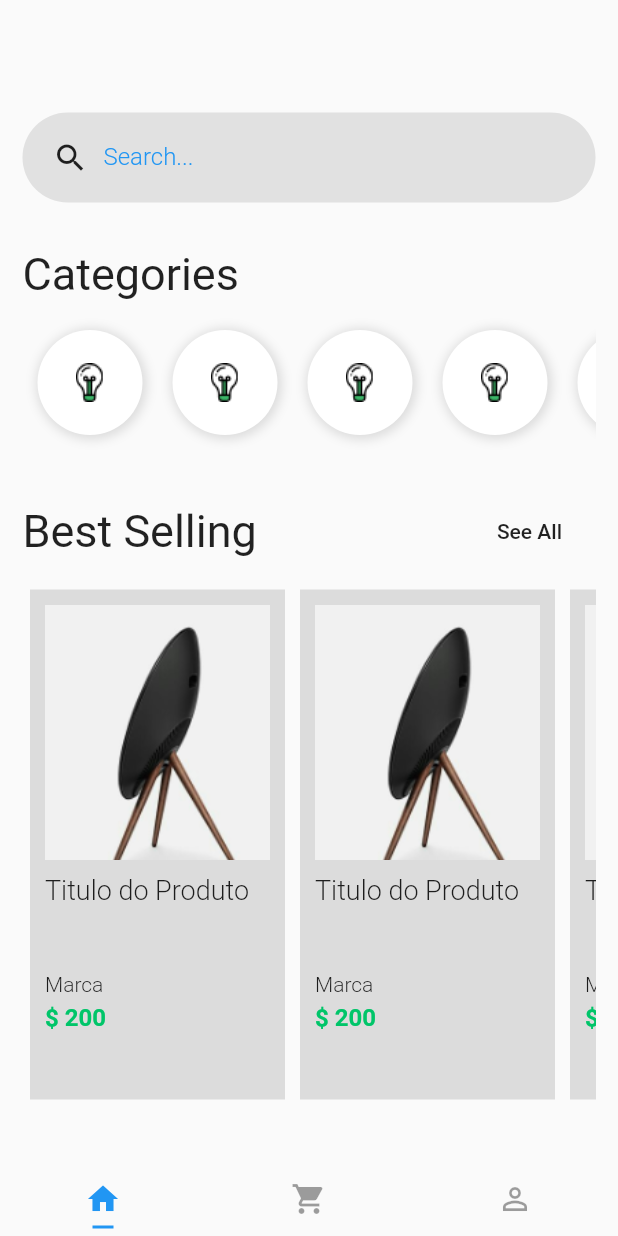
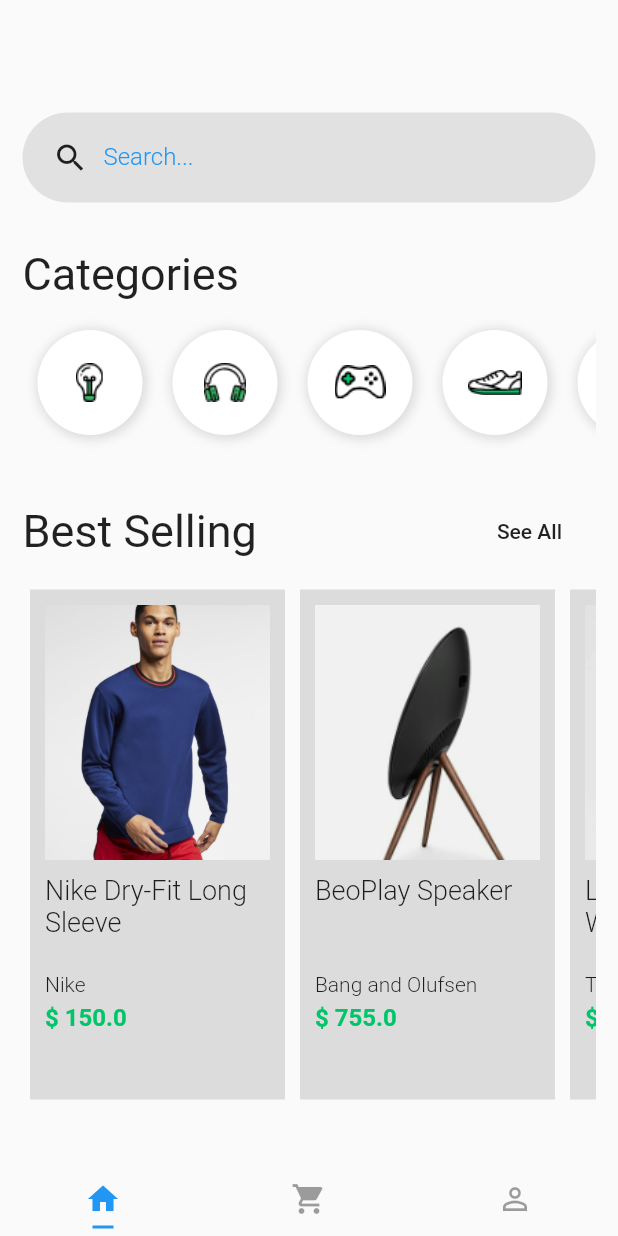
Before and after one commit to wandealves/Flutter_eshop_layout, a Flutter app: the screen it shows after launch, on a phone screen of 412 x 824 dp. Run offline on Flutter 3.47's test engine with Material 2 defaults, Android fonts, the phone set to English and light mode, and no system bars.

Commit message:
Criação do widget para divisão de responsabilidades

```diff
--- a/eshop/lib/pages/home.page.dart
+++ b/eshop/lib/pages/home.page.dart
@@ -1,5 +1,8 @@
-import 'package:eshop/pages/product.page.dart';
 import 'package:flutter/material.dart';
+
+import 'package:eshop/widgets/search-box.widget.dart';
+import 'package:eshop/widgets/category/category-list.widget.dart';
+import 'package:eshop/widgets/product/product-list.widget.dart';
 
 class HomePage extends StatelessWidget {
   @override
@@ -16,7 +19,7 @@
                   SizedBox(
                     height: 60,
                   ),
-                  search(),
+                  SerachBox(),
                   SizedBox(
                     height: 30,
                   ),
@@ -31,7 +34,7 @@
                   ),
                   Container(
                     height: 90,
-                    child: categoryList(),
+                    child: CategoryList(),
                   ),
                   SizedBox(
                     height: 30,
@@ -56,7 +59,7 @@
                   ),
                   Container(
                     height: 350,
-                    child: productList(context),
+                    child: ProductList(),
                   ),
                 ],
               ),
@@ -67,171 +70,3 @@
     );
   }
 }
-
-Widget search() {
-  return Container(
-    height: 60,
-    padding: EdgeInsets.only(
-      left: 20,
-    ),
-    decoration: BoxDecoration(
-      color: Color.fromRGBO(0, 0, 0, 0.1),
-      borderRadius: BorderRadius.all(
-        Radius.circular(128),
-      ),
-    ),
-    child: Row(
-      mainAxisAlignment: MainAxisAlignment.start,
-      children: <Widget>[
-        Icon(Icons.search),
-        Container(
-          width: 300,
-          padding: EdgeInsets.only(
-            left: 10,
-          ),
-          child: TextFormField(
-            keyboardType: TextInputType.text,
-            decoration: InputDecoration(
-              border: InputBorder.none,
-              labelText: "Search...",
-              labelStyle: TextStyle(
-                color: Colors.blue,
-                fontWeight: FontWeight.w300,
-                fontSize: 16,
-              ),
-            ),
-            style: TextStyle(
-              fontSize: 20,
-              color: Colors.blue,
-            ),
-          ),
-        ),
-      ],
-    ),
-  );
-}
-
-Widget categoryList() {
-  return Container(
-    child: ListView(
-      scrollDirection: Axis.horizontal,
-      children: <Widget>[
-        categoryItem(),
-        categoryItem(),
-        categoryItem(),
-        categoryItem(),
-        categoryItem(),
-        categoryItem(),
-        categoryItem(),
-        categoryItem(),
-        categoryItem(),
-        categoryItem(),
-      ],
-    ),
-  );
-}
-
-Widget categoryItem() {
-  return Container(
-    width: 70,
-    height: 70,
-    margin: EdgeInsets.all(10),
-    padding: EdgeInsets.all(10),
-    decoration: BoxDecoration(
-      color: Colors.white,
-      boxShadow: [
-        new BoxShadow(
-          color: Colors.black12,
-          offset: new Offset(1, 1),
-          blurRadius: 5,
-          spreadRadius: 2,
-        ),
-      ],
-      borderRadius: BorderRadius.all(
-        Radius.circular(64),
-      ),
-    ),
-    child: Image.asset("assets/Icon_Devices.png"),
-  );
-}
-
-Widget productList(BuildContext context) {
-  return Container(
-    height: double.infinity,
-    child: ListView(
-      scrollDirection: Axis.horizontal,
-      children: <Widget>[
-        productItem(context),
-        productItem(context),
-        productItem(context),
-        productItem(context),
-        productItem(context),
-        productItem(context),
-      ],
-    ),
-  );
-}
-
-Widget productItem(BuildContext context) {
-  return Container(
-    padding: EdgeInsets.all(10),
-    margin: EdgeInsets.all(5),
-    width: 170,
-    color: Colors.black12,
-    child: Column(
-      crossAxisAlignment: CrossAxisAlignment.start,
-      children: <Widget>[
-        GestureDetector(
-          onTap: () {
-            Navigator.push(
-              context,
-              MaterialPageRoute(
-                builder: (context) => ProductPage(),
-              ),
-            );
-          },
-          child: Image.asset(
-            "assets/product-1.png",
-            width: 170,
-            height: 170,
-            fit: BoxFit.cover,
-          ),
-        ),
-        SizedBox(
-          height: 10,
-        ),
-        Container(
-          height: 60,
-          child: Text(
-            "Titulo do Produto",
-            style: TextStyle(
-              fontSize: 18,
-              fontWeight: FontWeight.w300,
-            ),
-          ),
-        ),
-        SizedBox(
-          height: 5,
-        ),
-        Text(
-          "Marca",
-          style: TextStyle(
-            fontSize: 14,
-            fontWeight: FontWeight.w300,
-          ),
-        ),
-        SizedBox(
-          height: 5,
-        ),
-        Text(
-          "\$ 200",
-          style: TextStyle(
-            fontSize: 16,
-            fontWeight: FontWeight.bold,
-            color: Color(0xFF00C569),
-          ),
-        )
-      ],
-    ),
-  );
-}
--- a/eshop/lib/pages/product.page.dart
+++ b/eshop/lib/pages/product.page.dart
@@ -1,6 +1,18 @@
 import 'package:flutter/material.dart';
 
 class ProductPage extends StatelessWidget {
+  final String image;
+  final String title;
+  final String description;
+  final double price;
+
+  const ProductPage({
+    @required this.image,
+    @required this.title,
+    @required this.description,
+    @required this.price,
+  });
+
   @override
   Widget build(BuildContext context) {
     return Scaffold(
@@ -16,7 +28,7 @@
               flexibleSpace: FlexibleSpaceBar(
                 centerTitle: true,
                 background: Image.asset(
-                  "assets/product-10.png",
+                  image,
                   width: double.infinity,
                   fit: BoxFit.fitHeight,
                 ),
@@ -33,7 +45,7 @@
                 right: 10,
               ),
               child: Text(
-                "Dry Fit Long Sleeve",
+                title,
                 style: TextStyle(
                   fontSize: 26,
                   fontWeight: FontWeight.bold,
@@ -43,7 +55,7 @@
             Padding(
               padding: EdgeInsets.all(10),
               child: Text(
-                "By Nike",
+                description,
               ),
             ),
             Padding(
--- /dev/null
+++ b/eshop/lib/widgets/category/category-item.widget.dart
@@ -0,0 +1,32 @@
+import 'package:flutter/material.dart';
+
+class CategoryItem extends StatelessWidget {
+  final String image;
+
+  const CategoryItem({@required this.image});
+
+  @override
+  Widget build(BuildContext context) {
+    return Container(
+      width: 70,
+      height: 70,
+      margin: EdgeInsets.all(10),
+      padding: EdgeInsets.all(10),
+      decoration: BoxDecoration(
+        color: Colors.white,
+        boxShadow: [
+          new BoxShadow(
+            color: Colors.black12,
+            offset: new Offset(1, 1),
+            blurRadius: 5,
+            spreadRadius: 2,
+          ),
+        ],
+        borderRadius: BorderRadius.all(
+          Radius.circular(64),
+        ),
+      ),
+      child: Image.asset(image),
+    );
+  }
+}
--- /dev/null
+++ b/eshop/lib/widgets/category/category-list.widget.dart
@@ -0,0 +1,31 @@
+import 'package:flutter/material.dart';
+
+import 'package:eshop/widgets/category/category-item.widget.dart';
+
+class CategoryList extends StatelessWidget {
+  @override
+  Widget build(BuildContext context) {
+    return Container(
+      child: ListView(
+        scrollDirection: Axis.horizontal,
+        children: <Widget>[
+          CategoryItem(
+            image: "assets/Icon_Devices.png",
+          ),
+          CategoryItem(
+            image: "assets/Icon_Gadgets.png",
+          ),
+          CategoryItem(
+            image: "assets/Icon_Gaming.png",
+          ),
+          CategoryItem(
+            image: "assets/Icon_Mens_Shoe.png",
+          ),
+          CategoryItem(
+            image: "assets/Icon_Womens_Shoe.png",
+          ),
+        ],
+      ),
+    );
+  }
+}
--- /dev/null
+++ b/eshop/lib/widgets/product/product-card.widget.dart
@@ -0,0 +1,87 @@
+import 'package:flutter/material.dart';
+
+import 'package:eshop/pages/product.page.dart';
+
+class ProductCard extends StatelessWidget {
+  final String image;
+  final String title;
+  final String description;
+  final double price;
+
+  const ProductCard({
+    @required this.image,
+    @required this.title,
+    @required this.description,
+    @required this.price,
+  });
+
+  @override
+  Widget build(BuildContext context) {
+    return Container(
+      padding: EdgeInsets.all(10),
+      margin: EdgeInsets.all(5),
+      width: 170,
+      color: Colors.black12,
+      child: Column(
+        crossAxisAlignment: CrossAxisAlignment.start,
+        children: <Widget>[
+          GestureDetector(
+            onTap: () {
+              Navigator.push(
+                context,
+                MaterialPageRoute(
+                  builder: (context) => ProductPage(
+                    title: title,
+                    description: description,
+                    image: image,
+                    price: price,
+                  ),
+                ),
+              );
+            },
+            child: Image.asset(
+              image,
+              width: 170,
+              height: 170,
+              fit: BoxFit.cover,
+            ),
+          ),
+          SizedBox(
+            height: 10,
+          ),
+          Container(
+            height: 60,
+            child: Text(
+              title,
+              style: TextStyle(
+                fontSize: 18,
+                fontWeight: FontWeight.w300,
+              ),
+            ),
+          ),
+          SizedBox(
+            height: 5,
+          ),
+          Text(
+            description,
+            style: TextStyle(
+              fontSize: 14,
+              fontWeight: FontWeight.w300,
+            ),
+          ),
+          SizedBox(
+            height: 5,
+          ),
+          Text(
+            "\$ $price",
+            style: TextStyle(
+              fontSize: 16,
+              fontWeight: FontWeight.bold,
+              color: Color(0xFF00C569),
+            ),
+          )
+        ],
+      ),
+    );
+  }
+}
--- /dev/null
+++ b/eshop/lib/widgets/product/product-list.widget.dart
@@ -0,0 +1,45 @@
+import 'package:flutter/material.dart';
+
+import 'package:eshop/widgets/product/product-card.widget.dart';
+
+class ProductList extends StatelessWidget {
+  final Axis scrollDirection;
+
+  const ProductList({this.scrollDirection = Axis.horizontal});
+
+  @override
+  Widget build(BuildContext context) {
+    return Container(
+      height: double.infinity,
+      child: ListView(
+        scrollDirection: scrollDirection,
+        children: <Widget>[
+          ProductCard(
+            title: "Nike Dry-Fit Long Sleeve",
+            description: "Nike",
+            image: "assets/product-10.png",
+            price: 150,
+          ),
+          ProductCard(
+            title: "BeoPlay Speaker",
+            description: "Bang and Olufsen",
+            image: "assets/product-1.png",
+            price: 755,
+          ),
+          ProductCard(
+            title: "Leather Wristwatch",
+            description: "Tag Heuer",
+            image: "assets/product-2.png",
+            price: 450,
+          ),
+          ProductCard(
+            title: "Smart Bluetooth Speaker",
+            description: "Google Inc.",
+            image: "assets/product-3.png",
+            price: 900,
+          ),
+        ],
+      ),
+    );
+  }
+}
--- /dev/null
+++ b/eshop/lib/widgets/search-box.widget.dart
@@ -0,0 +1,47 @@
+import 'package:flutter/material.dart';
+
+class SerachBox extends StatelessWidget {
+  @override
+  Widget build(BuildContext context) {
+    return Container(
+      height: 60,
+      padding: EdgeInsets.only(
+        left: 20,
+      ),
+      decoration: BoxDecoration(
+        color: Color.fromRGBO(0, 0, 0, 0.1),
+        borderRadius: BorderRadius.all(
+          Radius.circular(128),
+        ),
+      ),
+      child: Row(
+        mainAxisAlignment: MainAxisAlignment.start,
+        children: <Widget>[
+          Icon(Icons.search),
+          Container(
+            width: 300,
+            padding: EdgeInsets.only(
+              left: 10,
+            ),
+            child: TextFormField(
+              keyboardType: TextInputType.text,
+              decoration: InputDecoration(
+                border: InputBorder.none,
+                labelText: "Search...",
+                labelStyle: TextStyle(
+                  color: Colors.blue,
+                  fontWeight: FontWeight.w300,
+                  fontSize: 16,
+                ),
+              ),
+              style: TextStyle(
+                fontSize: 20,
+                color: Colors.blue,
+              ),
+            ),
+          ),
+        ],
+      ),
+    );
+  }
+}
```
